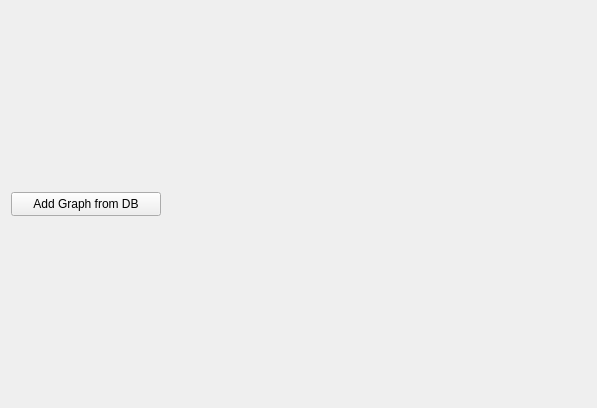
RauchendeKanonen/qcanobserver, file graphicwindow.ui: the form before one commit.
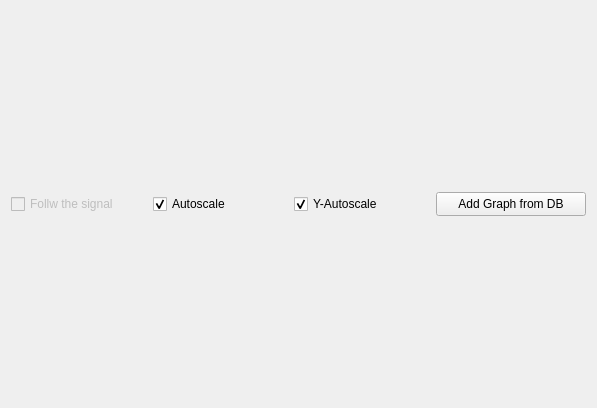
The form after the commit.

Patch:
```diff
--- a/graphicwindow.ui
+++ b/graphicwindow.ui
@@ -15,7 +15,36 @@
   </property>
   <layout class="QVBoxLayout" name="verticalLayout">
    <item>
-    <layout class="QVBoxLayout" name="verticalLayout_2"/>
+    <layout class="QHBoxLayout" name="horizontalLayout">
+     <item>
+      <widget class="QCheckBox" name="FollowCheckBox">
+       <property name="enabled">
+        <bool>false</bool>
+       </property>
+       <property name="text">
+        <string>Follw the signal</string>
+       </property>
+      </widget>
+     </item>
+     <item>
+      <widget class="QCheckBox" name="checkBox">
+       <property name="text">
+        <string>Autoscale</string>
+       </property>
+       <property name="checked">
+        <bool>true</bool>
+       </property>
+      </widget>
+     </item>
+     <item>
+      <widget class="QCheckBox" name="checkBox_2">
+       <property name="text">
+        <string>Y-Autoscale</string>
+       </property>
+       <property name="checked">
+        <bool>true</bool>
+       </property>
+      </widget>
    </item>
    <item>
     <widget class="QPushButton" name="GraphFromDB">
@@ -35,6 +64,11 @@
       <string>Add Graph from DB</string>
      </property>
     </widget>
+     </item>
+    </layout>
+   </item>
+   <item>
+    <layout class="QVBoxLayout" name="verticalLayout_2"/>
    </item>
   </layout>
  </widget>
```
Lines whose indentation alone changed are shown as unchanged.
